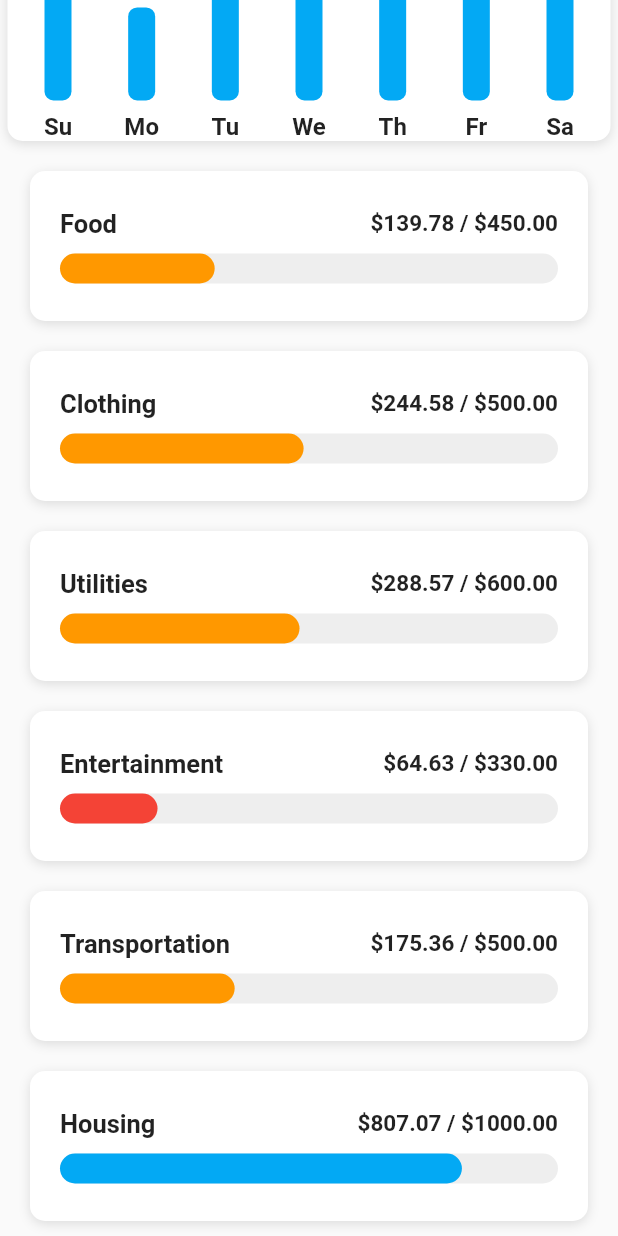
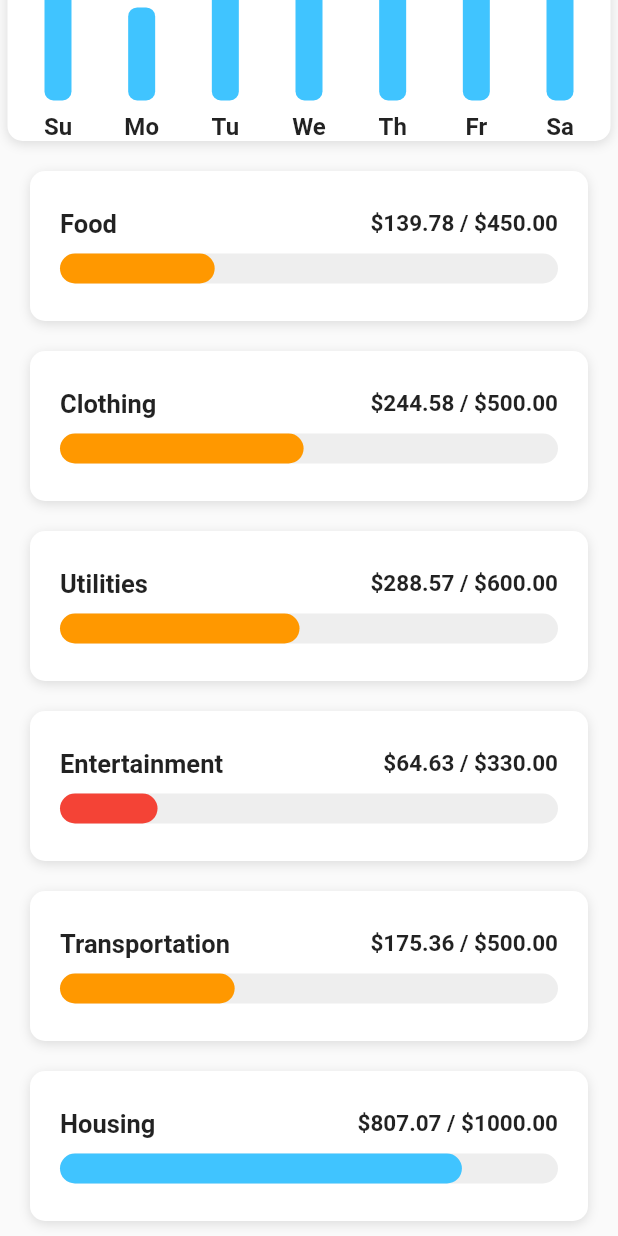
Before and after one commit to Afshin1992/Budgetee, a Flutter app: the screen it shows after launch, scrolled down 321 dp, on a phone screen of 412 x 824 dp. Run offline on Flutter 3.47's test engine with Material 2 defaults, Android fonts, the phone set to English and light mode, and no system bars.

Commit message:
ui improved

```diff
--- a/lib/main.dart
+++ b/lib/main.dart
@@ -10,7 +10,7 @@ class MyApp extends StatelessWidget {
       title: 'Flutter Budget',
       debugShowCheckedModeBanner: false,
       theme: ThemeData(
-        primaryColor: Colors.lightBlue,
+        primaryColor: Colors.lightBlueAccent,
       ),
       home: HomeScreen(),
     );
--- a/lib/screens/home_screen.dart
+++ b/lib/screens/home_screen.dart
@@ -106,20 +106,20 @@ class _HomeScreenState extends State<HomeScreen> {
             floating: true,
             expandedHeight: 100.0,
             leading: IconButton(
-              icon: Icon(Icons.settings),
+              icon: Icon(Icons.settings_applications),
               iconSize: 30.0,
               onPressed: () {},
             ),
             flexibleSpace: FlexibleSpaceBar(
               title: Padding(
-                padding: EdgeInsets.symmetric(vertical: 10.0,horizontal: 10.0),
-                child: Text('Budgetee',style: TextStyle(
-                  fontSize: 25.0,
-                  color: Colors.white,
-                  letterSpacing: 1.8,
-
-
-                ),
+                padding: EdgeInsets.symmetric(vertical: 10.0, horizontal: 10.0),
+                child: Text(
+                  'Budgetee',
+                  style: TextStyle(
+                    fontSize: 25.0,
+                    color: Colors.white,
+                    letterSpacing: 1.8,
+                  ),
                 ),
               ),
             ),
```
